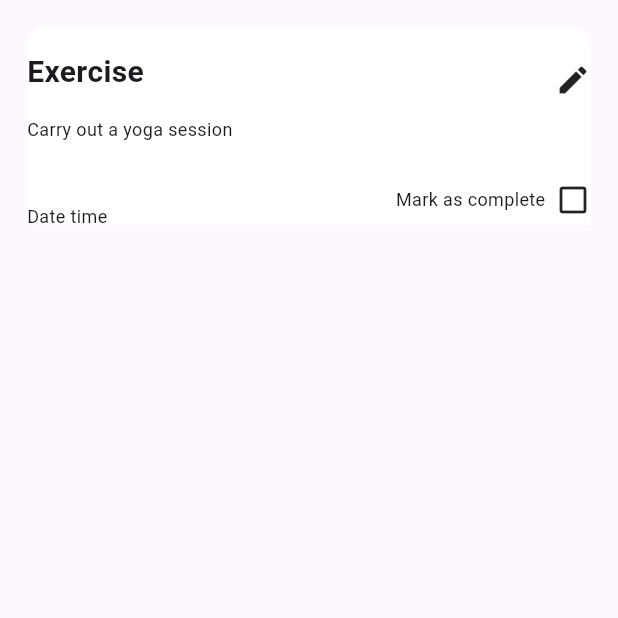
After one commit to sujantechx/todoapp, a Flutter app: the Complete screen opened directly, on a phone screen of 412 x 824 dp, the top half of it. The commit adds this screen. Run offline on Flutter 3.47's test engine with Material 3 defaults, Android fonts, the phone set to English and light mode, and no system bars; our stand-ins replace sqflite; accounts and stored records are empty.

Commit message:
Initial commit

```diff
--- /dev/null
+++ b/lib/pages/tasks/complete.dart
@@ -0,0 +1,77 @@
+import 'package:flutter/material.dart';
+
+class Complete extends StatelessWidget {
+  const Complete({super.key});
+
+  @override
+  Widget build(BuildContext context) {
+    return Scaffold(
+      body: SafeArea(
+        child: SizedBox(
+          height: 150,
+          child: ListView.builder(itemBuilder: (context, index) {
+            return Padding(
+              padding: const EdgeInsets.all(18.0),
+              child: Container(
+                height: 150,
+                width: double.infinity,
+                decoration:BoxDecoration(
+                  borderRadius: BorderRadius.circular(12),
+                  color: Colors.white,
+                ),
+                child: Row(
+                  mainAxisAlignment: MainAxisAlignment.spaceBetween,
+                  children: [
+                    Column(
+                      crossAxisAlignment: CrossAxisAlignment.start,
+                      mainAxisAlignment: MainAxisAlignment.spaceEvenly,
+                      children: [
+                        Text("Exercise",style: TextStyle(
+                            fontSize: 20,
+                            fontWeight: FontWeight.bold
+                        ),),
+
+                        Text("Carry out a yoga session",style: TextStyle(
+                          fontSize: 12,
+                        ),),
+                        SizedBox(height: 10,),
+
+                        Text("Date time",style: TextStyle(
+                          fontSize: 12,
+                        ),),
+
+
+                      ],
+                    ),
+                    Column(
+                      crossAxisAlignment: CrossAxisAlignment.end,
+                      mainAxisAlignment: MainAxisAlignment.spaceEvenly,
+                      children: [
+                        Icon(Icons.edit),
+
+                        SizedBox(height: 10,),
+
+                        Row(
+                          children: [
+                            Text("Mark as complete  ",style: TextStyle(
+                              fontSize: 12,
+                            ),),
+                            Icon(Icons.check_box_outline_blank)
+                          ],
+                        ),
+
+
+                      ],
+                    )
+
+                  ],
+                ),
+              ),
+            );
+
+          },),
+        ),
+      ),
+    );
+  }
+}
```
Also changed, not shown: lib/pages/Home/home_page.dart (+28 -9 lines), lib/pages/calender/calender.dart (added, +212 -0 lines), lib/pages/tasks/all_task.dart (added, +100 -0 lines), lib/wedget/function/logic_function.dart (added).
